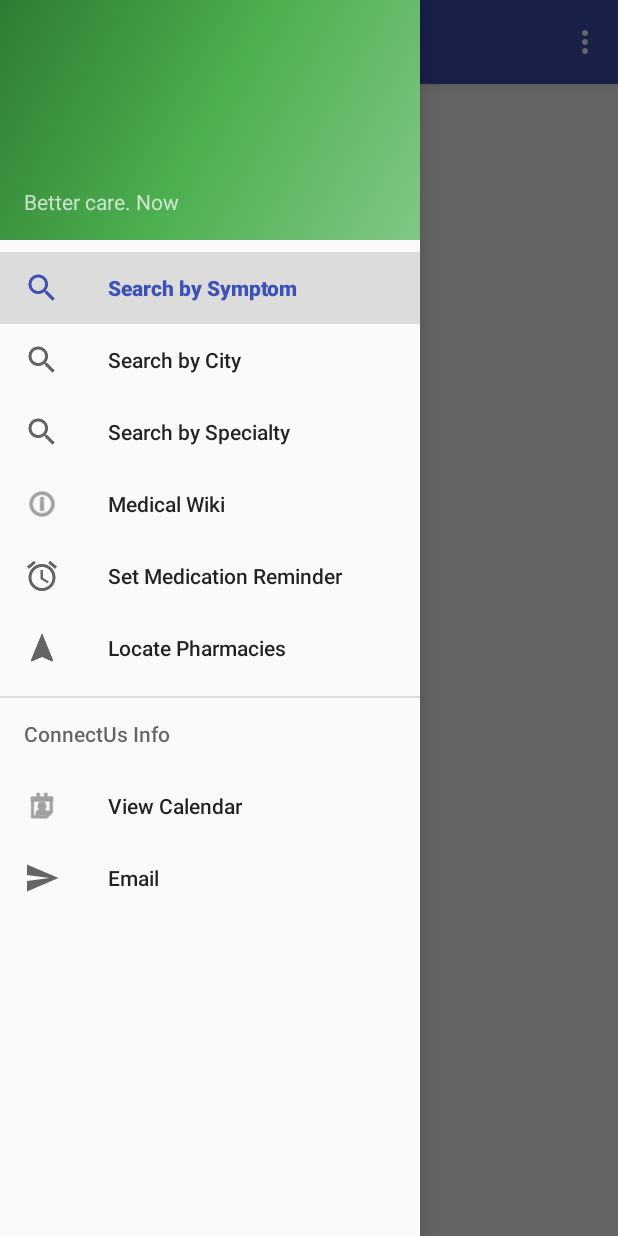
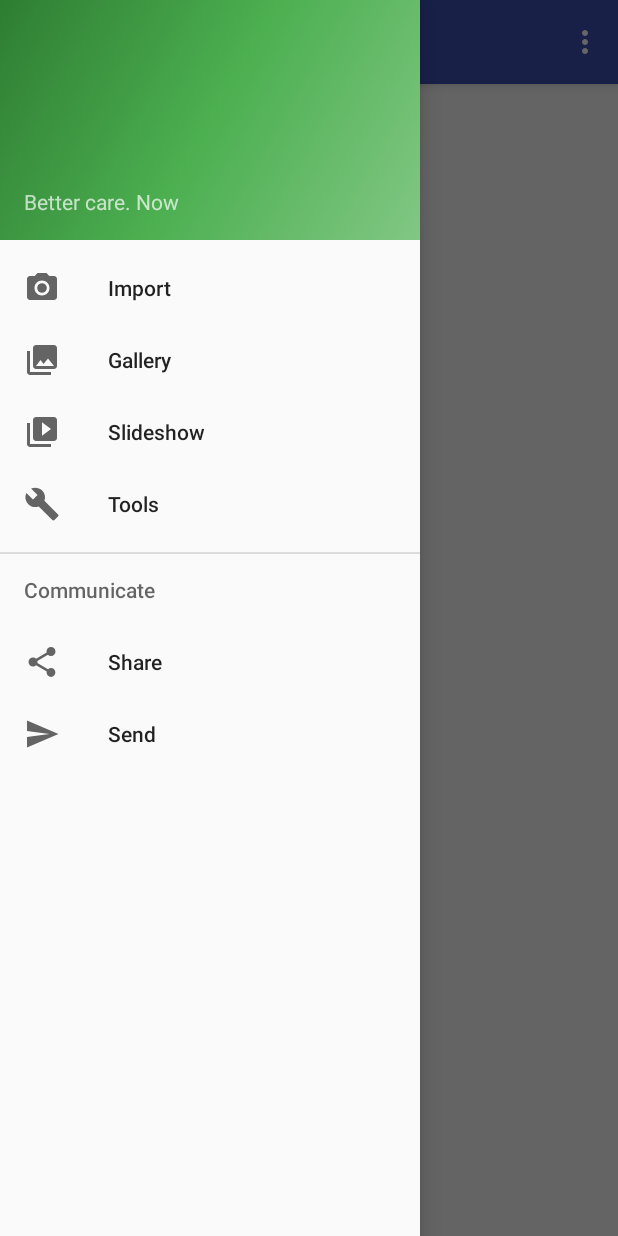
Before and after one commit to winnk/ConnectUs-Android, an Android app: the screen it shows after launch (MainActivity), with the side drawer open, on a phone screen of 412 x 824 dp. Run offline under Robolectric (Android 15) with nearby library versions, the phone set to English and light mode, and no system bars.

Commit message:
add alternate layout to acitivity main

```diff
--- a/app/build.gradle
+++ b/app/build.gradle
@@ -29,5 +29,4 @@ dependencies {
     compile 'com.android.support:design:25.3.1'
     compile 'com.android.support.constraint:constraint-layout:1.0.2'
     testCompile 'junit:junit:4.12'
-    compile 'com.android.support:design:25.3.1'
 }
--- a/app/src/main/java/com/example/kaya/connectus/MainActivity.java
+++ b/app/src/main/java/com/example/kaya/connectus/MainActivity.java
@@ -72,11 +72,11 @@ public boolean onNavigationItemSelected(MenuItem item) {
     // Handle navigation view item clicks here.
     int id = item.getItemId();
 
-    if (id == R.id.nav_symptom) {
+    if (id == R.id.nav_camera) {
         // Handle the camera action
-    } else if (id == R.id.nav_city) {
+    } else if (id == R.id.nav_gallery) {
 
-    } else if (id == R.id.nav_specialty) {
+    } else if (id == R.id.nav_slideshow) {
 
     } else if (id == R.id.nav_manage) {
 
--- a/app/src/main/res/menu/activity_main_drawer.xml
+++ b/app/src/main/res/menu/activity_main_drawer.xml
@@ -3,42 +3,33 @@
 
     <group android:checkableBehavior="single">
         <item
-            android:id="@+id/nav_symptom"
-            android:icon="@drawable/ic_search"
-            android:title="Search by Symptom"
-            android:checked="true"/>
+            android:id="@+id/nav_camera"
+            android:icon="@drawable/ic_menu_camera"
+            android:title="Import"/>
         <item
-            android:id="@+id/nav_city"
-            android:icon="@drawable/ic_search"
-            android:title="Search by City"/>
+            android:id="@+id/nav_gallery"
+            android:icon="@drawable/ic_menu_gallery"
+            android:title="Gallery"/>
         <item
-            android:id="@+id/nav_specialty"
-            android:icon="@drawable/ic_search"
-            android:title="Search by Specialty"/>
-        <item
-            android:id="@+id/nav_wiki"
-            android:icon="@android:drawable/ic_menu_info_details"
-            android:title="Medical Wiki"/>
-        <item
-            android:id="@+id/nav_reminder"
-            android:icon="@drawable/ic_alarm"
-            android:title="Set Medication Reminder"/>
+            android:id="@+id/nav_slideshow"
+            android:icon="@drawable/ic_menu_slideshow"
+            android:title="Slideshow"/>
         <item
             android:id="@+id/nav_manage"
-            android:icon="@drawable/ic_navigation"
-            android:title="Locate Pharmacies"/>
+            android:icon="@drawable/ic_menu_manage"
+            android:title="Tools"/>
     </group>
 
-    <item android:title="ConnectUs Info">
+    <item android:title="Communicate">
         <menu>
             <item
                 android:id="@+id/nav_share"
-                android:icon="@android:drawable/ic_menu_my_calendar"
-                android:title="View Calendar"/>
+                android:icon="@drawable/ic_menu_share"
+                android:title="Share"/>
             <item
                 android:id="@+id/nav_send"
                 android:icon="@drawable/ic_menu_send"
-                android:title="Email"/>
+                android:title="Send"/>
         </menu>
     </item>
 
```
Also changed, not shown: app/src/main/res/drawable/ic_alarm.png (deleted), app/src/main/res/drawable/ic_navigation.png (deleted), app/src/main/res/drawable/ic_search.png (deleted).
